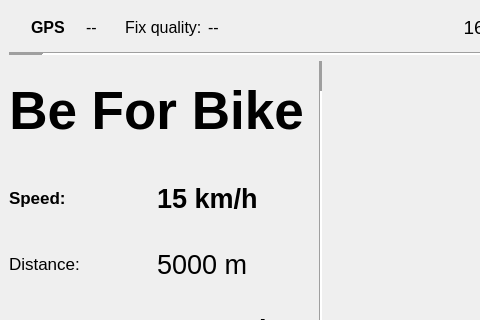
Old version of the form form.ui in the repository ViDaProjects/BeForBike_BSC; both pictures show x 0 to 480 and y 0 to 320 of the 1024 by 600 pixel window.
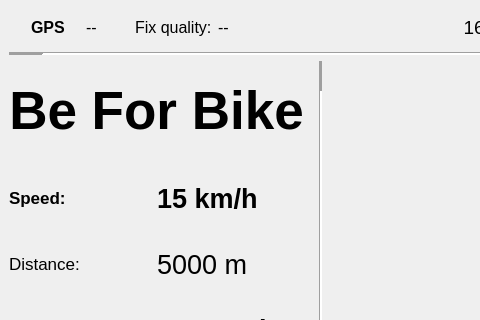
New version of the form. Icons and pictures are not drawn.

Commit message: Fixed UI dark theme and icons

```diff
--- a/form.ui
+++ b/form.ui
@@ -119,11 +119,11 @@
             </property>
            </widget>
           </item>
-          <item>
+          <item alignment="Qt::AlignmentFlag::AlignLeft">
            <widget class="QLabel" name="satellities_label">
             <property name="minimumSize">
              <size>
-              <width>20</width>
+              <width>30</width>
               <height>0</height>
              </size>
             </property>
@@ -165,11 +165,11 @@
             </property>
            </widget>
           </item>
-          <item>
+          <item alignment="Qt::AlignmentFlag::AlignLeft">
            <widget class="QLabel" name="fix_quality_label">
             <property name="minimumSize">
              <size>
-              <width>20</width>
+              <width>15</width>
               <height>0</height>
              </size>
             </property>
@@ -181,6 +181,9 @@
             <property name="text">
              <string>--</string>
             </property>
+            <property name="margin">
+             <number>0</number>
+            </property>
            </widget>
           </item>
          </layout>
```
Left out of the diff: 2 changed lines with no effect on the pictures. The commit also changes 6 other files.
